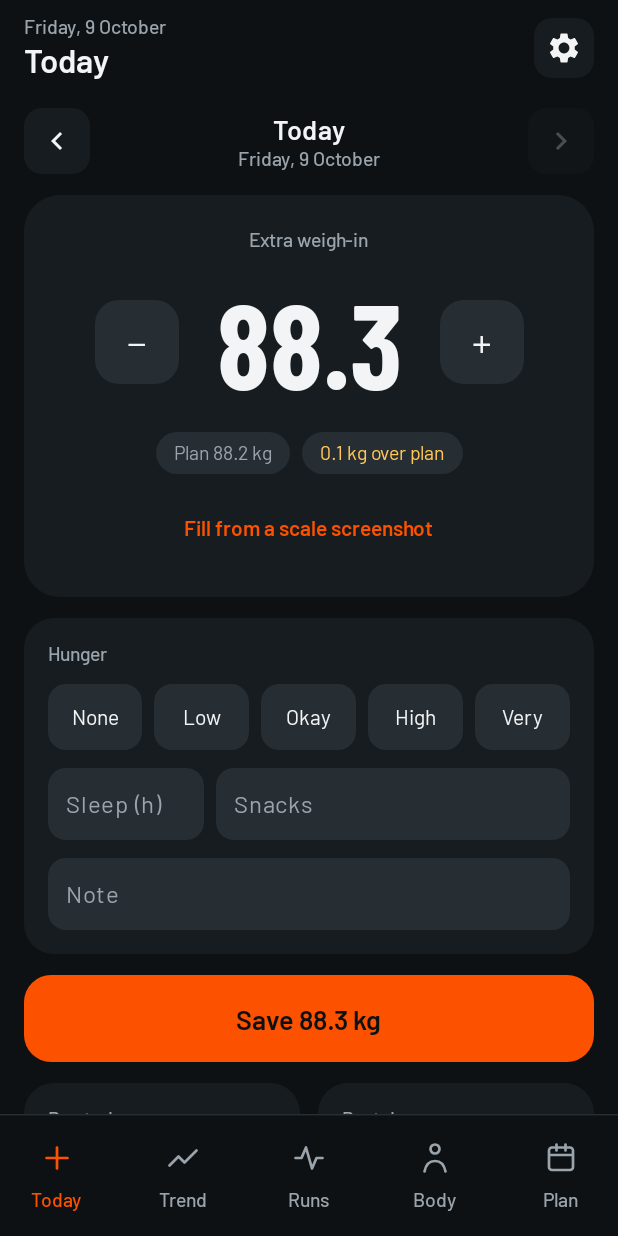
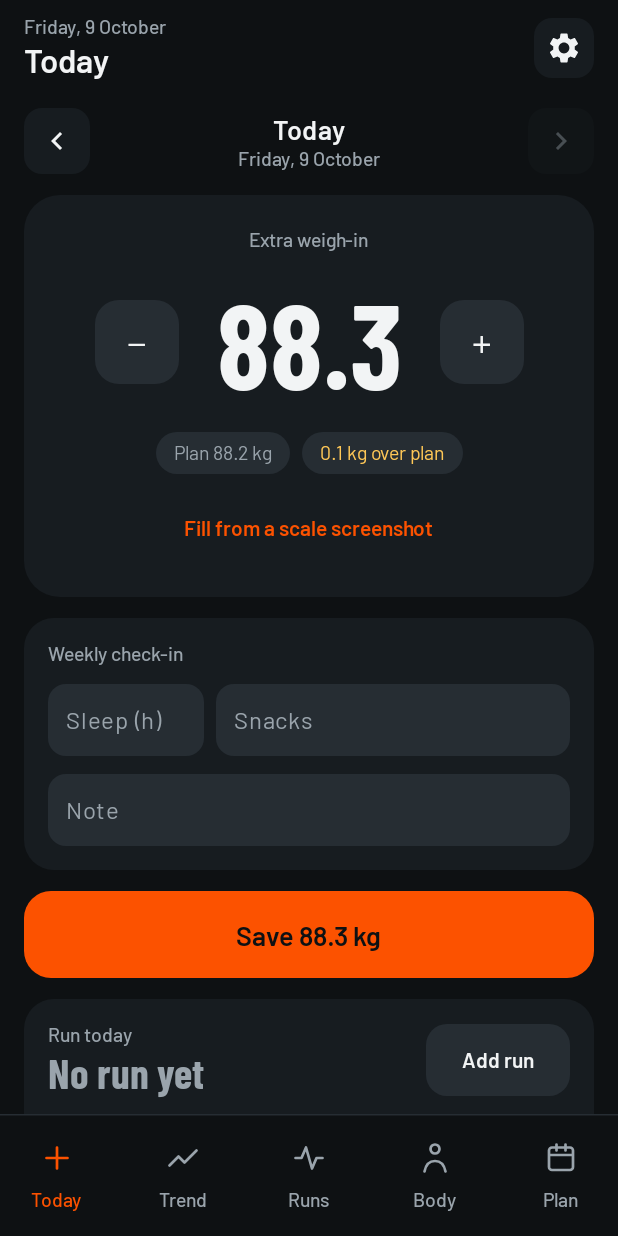
Before and after one commit to midhun221B/Wt-tracker, an Android app built with Jetpack Compose: the screen it shows after launch (MainActivity), after a tap on "Weigh in now", on a phone screen of 412 x 824 dp. Run offline under Robolectric (Android 15) with nearby library versions, the phone set to English and light mode, and no system bars; our stand-ins replace Room's generated code; 2 statements that could not run were skipped.

Commit message:
Today: change weigh-in day from the card, one running card, no hunger; Settings in the new style
Co-Authored-By: Claude Opus 5.5 <noreply@anthropic.com>
Claude-Session: https://claude.ai/code/session_01NhF2XaJMtCFQsU6AoPcjWX

```diff
--- a/app/src/main/java/wt/app/ui/AppScaffold.kt
+++ b/app/src/main/java/wt/app/ui/AppScaffold.kt
@@ -209,7 +209,7 @@ fun AppScaffold(vm: AppViewModel) {
             return@Scaffold
         }
         when (tab) {
-            Tab.LOG -> LogScreen(s, vm::saveWeight, vm::deleteWeight, vm::setRestDay, vm::saveRun, modifier, onScreenshot = pickScreenshot)
+            Tab.LOG -> LogScreen(s, vm::saveWeight, vm::deleteWeight, vm::setRestDay, vm::saveRun, modifier, onScreenshot = pickScreenshot, onWeighInDay = vm::setWeighInDay)
             Tab.DASHBOARD -> DashboardScreen(s.dashboard, modifier)
             Tab.RUNS -> RunsScreen(
                 s.runs, s.today, vm::saveRun, vm::deleteRun,
--- a/app/src/main/java/wt/app/ui/LogScreen.kt
+++ b/app/src/main/java/wt/app/ui/LogScreen.kt
@@ -25,6 +25,7 @@ import androidx.compose.material3.FilledIconButton
 import androidx.compose.material3.Icon
 import androidx.compose.material3.IconButtonDefaults
 import androidx.compose.material3.MaterialTheme
+import androidx.compose.material3.HorizontalDivider
 import androidx.compose.material3.Switch
 import androidx.compose.material3.Text
 import androidx.compose.material3.TextButton
@@ -53,8 +54,6 @@ import java.time.LocalDate
 import java.time.temporal.TemporalAdjusters
 import kotlin.math.round
 
-private val hungerLabels = listOf("None", "Low", "Okay", "High", "Very")
-
 /**
  * The day's page: run, rest day and this week's numbers. On the weekly weigh-in day (or when the day already has
  * a weight, or after "Weigh in now") it also shows the weigh-in card with ±0.1 steppers and the weekly check-in.
@@ -68,6 +67,7 @@ fun LogScreen(
     onSaveRun: (RunEntity) -> Unit,
     modifier: Modifier = Modifier,
     onScreenshot: (() -> Unit)? = null,
+    onWeighInDay: (Int) -> Unit = {},
 ) {
     var date by rememberSaveable { mutableStateOf(state.today) }
     var showRunDialog by remember { mutableStateOf(false) }
@@ -80,7 +80,6 @@ fun LogScreen(
     // Field state resets when the date (or its stored entry) changes.
     var weight by remember(date, existing) { mutableStateOf(fieldText(existing?.kg ?: lastKg)) }
     var sleep by remember(date, existing) { mutableStateOf(fieldText(existing?.sleepHours)) }
-    var hunger by remember(date, existing) { mutableStateOf(existing?.hunger) }
     var snacks by remember(date, existing) { mutableStateOf(existing?.snacks ?: "") }
     var note by remember(date, existing) { mutableStateOf(existing?.note ?: "") }
 
@@ -148,23 +147,7 @@ fun LogScreen(
 
             DarkCard {
                 Column(Modifier.padding(16.dp), verticalArrangement = Arrangement.spacedBy(12.dp)) {
-                    Text("Hunger", style = MaterialTheme.typography.labelMedium, color = Palette.Muted)
-                    Row(horizontalArrangement = Arrangement.spacedBy(8.dp)) {
-                        hungerLabels.forEachIndexed { i, label ->
-                            val level = i + 1
-                            val selected = hunger == level
-                            Button(
-                                onClick = { hunger = if (selected) null else level },
-                                modifier = Modifier.weight(1f).height(44.dp),
-                                shape = RoundedCornerShape(12.dp),
-                                contentPadding = PaddingValues(0.dp),
-                                colors = ButtonDefaults.buttonColors(
-                                    containerColor = if (selected) Palette.Accent else Palette.CardHigh,
-                                    contentColor = if (selected) Palette.OnAccent else Palette.Text,
-                                ),
-                            ) { Text(label, style = MaterialTheme.typography.labelLarge, fontWeight = if (selected) FontWeight.SemiBold else FontWeight.Normal) }
-                        }
-                    }
+                    Text("Weekly check-in", style = MaterialTheme.typography.labelMedium, color = Palette.Muted)
                     Row(horizontalArrangement = Arrangement.spacedBy(8.dp)) {
                         DarkField(sleep, { sleep = it }, "Sleep (h)", Modifier.width(104.dp), KeyboardType.Decimal, isError = !sleepValid)
                         DarkField(snacks, { snacks = it }, "Snacks", Modifier.weight(1f))
@@ -180,7 +163,7 @@ fun LogScreen(
                             date = date,
                             kg = round(kgValue!! * 100) / 100,
                             sleepHours = sleepValue,
-                            hunger = hunger,
+                            hunger = existing?.hunger, // no longer asked; keep what older entries stored
                             snacks = snacks.trim().ifBlank { null },
                             note = note.trim().ifBlank { null },
                         ),
@@ -204,30 +187,21 @@ fun LogScreen(
             NextWeighInCard(
                 next = date.with(TemporalAdjusters.next(weighInDay)),
                 last = state.weights.lastOrNull { it.date <= date },
+                weighInDay = weighInDay.value,
                 onWeighInNow = { weighInOpen = true },
+                onWeighInDay = onWeighInDay,
             )
         }
 
-        Row(horizontalArrangement = Arrangement.spacedBy(12.dp)) {
-            DarkCard(Modifier.weight(1f), onClick = { showRunDialog = true }) {
-                Column(Modifier.padding(16.dp), verticalArrangement = Arrangement.spacedBy(2.dp)) {
-                    Text(if (date == state.today) "Run today" else "Run", style = MaterialTheme.typography.labelMedium, color = Palette.Muted)
-                    Text(
-                        if (ranToday.isEmpty()) "No run" else "%.2f km".format(ranToday.sumOf { it.km }),
-                        style = numberStyle(28.sp),
+        RunningCard(
+            today = date == state.today,
+            runs = ranToday,
+            rest = date in state.restDays,
+            week = state.dashboard.weekly.firstOrNull { it.start == weekStart(date) },
+            streak = if (date == state.today) state.dashboard.runStreak else null,
+            onAddRun = { showRunDialog = true },
+            onRest = { onSetRest(date, it) },
         )
-                    Text("Tap to add a run", style = MaterialTheme.typography.labelMedium, color = Palette.Muted)
-                }
-            }
-            DarkCard(Modifier.weight(1f)) {
-                Column(Modifier.padding(16.dp), verticalArrangement = Arrangement.spacedBy(8.dp)) {
-                    Text("Rest day", style = MaterialTheme.typography.labelMedium, color = Palette.Muted)
-                    Switch(checked = date in state.restDays, onCheckedChange = { onSetRest(date, it) })
-                }
-            }
-        }
-
-        WeekStrip(state.dashboard.weekly.firstOrNull { it.start == weekStart(date) }, if (date == state.today) state.dashboard.runStreak else null)
 
         Disclaimer()
     }
@@ -243,9 +217,10 @@ fun LogScreen(
     }
 }
 
-/** Off-day card: when the next weigh-in is and the last weight, with a way to weigh in anyway. */
+/** Off-day card: when the next weigh-in is and the last weight, with ways to weigh in anyway or change the day. */
 @Composable
-private fun NextWeighInCard(next: LocalDate, last: WeightEntity?, onWeighInNow: () -> Unit) {
+private fun NextWeighInCard(next: LocalDate, last: WeightEntity?, weighInDay: Int, onWeighInNow: () -> Unit, onWeighInDay: (Int) -> Unit) {
+    var picking by remember { mutableStateOf(false) }
     DarkCard(radius = 24) {
         Column(Modifier.fillMaxWidth().padding(20.dp), verticalArrangement = Arrangement.spacedBy(4.dp)) {
             Text("Next weigh-in", style = MaterialTheme.typography.labelMedium, color = Palette.Muted)
@@ -253,23 +228,61 @@ private fun NextWeighInCard(next: LocalDate, last: WeightEntity?, onWeighInNow:
             if (last != null) {
                 Text("Last %.1f kg on %s".format(last.kg, dayMonth(last.date)), style = MaterialTheme.typography.labelMedium, color = Palette.Muted)
             }
+            Row(horizontalArrangement = Arrangement.spacedBy(16.dp)) {
                 TextButton(onClick = onWeighInNow, contentPadding = PaddingValues(0.dp)) { Text("Weigh in now", color = Palette.Accent) }
+                TextButton(onClick = { picking = !picking }, contentPadding = PaddingValues(0.dp)) {
+                    Text(if (picking) "Done" else "Change day", color = Palette.Muted)
+                }
+            }
+            if (picking) WeekdayPicker(weighInDay, { onWeighInDay(it); picking = false })
         }
     }
 }
 
-/** Runs, distance and rest days of the week holding the shown day; [streak] only for today. */
+/**
+ * Today's running and the week in one card: the day's run with an add button, the rest-day switch,
+ * then the week's runs, km, rest days and (for today) the streak.
+ */
 @Composable
-private fun WeekStrip(week: WeekSummary?, streak: Int?) {
-    if (week == null) return
+private fun RunningCard(
+    today: Boolean,
+    runs: List<RunEntity>,
+    rest: Boolean,
+    week: WeekSummary?,
+    streak: Int?,
+    onAddRun: () -> Unit,
+    onRest: (Boolean) -> Unit,
+) {
     DarkCard {
-        Column(Modifier.padding(16.dp), verticalArrangement = Arrangement.spacedBy(8.dp)) {
+        Column(Modifier.padding(16.dp), verticalArrangement = Arrangement.spacedBy(12.dp)) {
+            Row(verticalAlignment = Alignment.CenterVertically) {
+                Column(Modifier.weight(1f)) {
+                    Text(if (today) "Run today" else "Run", style = MaterialTheme.typography.labelMedium, color = Palette.Muted)
+                    if (runs.isEmpty()) {
+                        Text("No run yet", style = numberStyle(28.sp), color = Palette.Muted)
+                    } else {
+                        val km = runs.sumOf { it.km }
+                        Row(verticalAlignment = Alignment.Bottom) {
+                            Text("%.2f km".format(km), style = numberStyle(28.sp))
+                            Text("  " + pace(runs.sumOf { it.durationSec } / km), style = MaterialTheme.typography.labelMedium, color = Palette.Muted, modifier = Modifier.padding(bottom = 4.dp))
+                        }
+                    }
+                }
+                SecondaryButton("Add run", onAddRun)
+            }
+            Row(verticalAlignment = Alignment.CenterVertically) {
+                Text("Rest day", Modifier.weight(1f))
+                Switch(checked = rest, onCheckedChange = onRest)
+            }
+            if (week != null) {
+                HorizontalDivider(color = Palette.CardHigh)
                 Text("Week of ${weekRange(week.start)}", style = MaterialTheme.typography.labelMedium, color = Palette.Muted)
                 Row(Modifier.fillMaxWidth()) {
                     WeekFigure("${week.runs}", if (week.runs == 1) "run" else "runs", Modifier.weight(1f))
                     WeekFigure("%.1f".format(week.km), "km", Modifier.weight(1f))
                     WeekFigure("${week.restDays}", if (week.restDays == 1) "rest day" else "rest days", Modifier.weight(1f))
                     if (streak != null) WeekFigure("$streak", "day streak", Modifier.weight(1f))
+                }
             }
         }
     }
```
Also changed, not shown: app/src/main/java/wt/app/ui/Components.kt (+21 -0 lines), app/src/main/java/wt/app/ui/SettingsScreen.kt (+10 -36 lines), 3 other files. Lines whose indentation alone changed are shown as unchanged.
